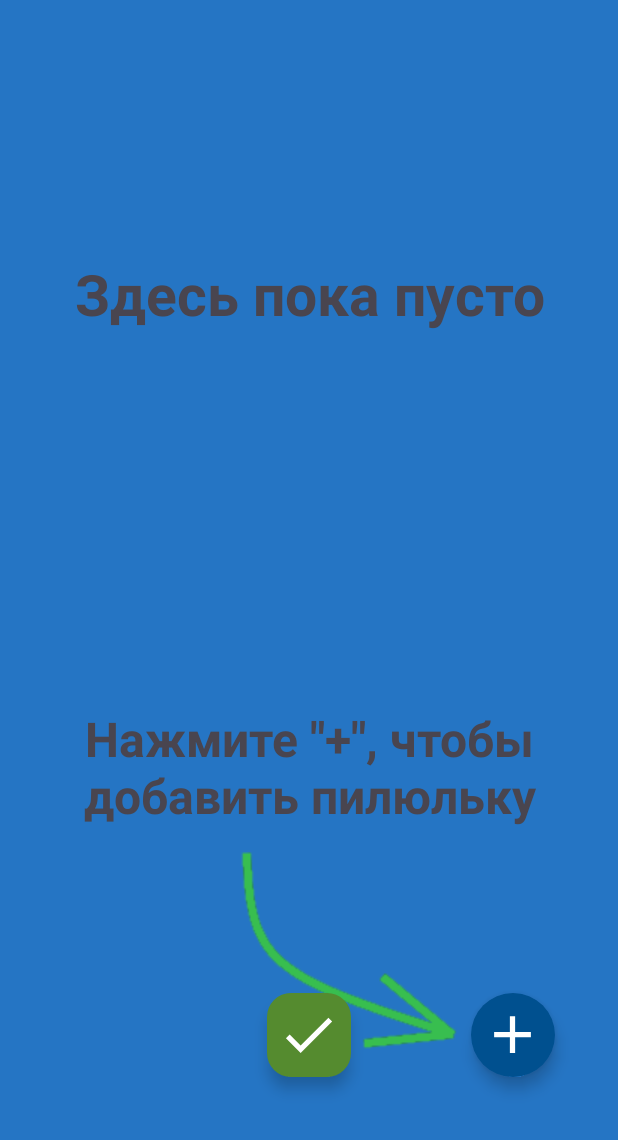
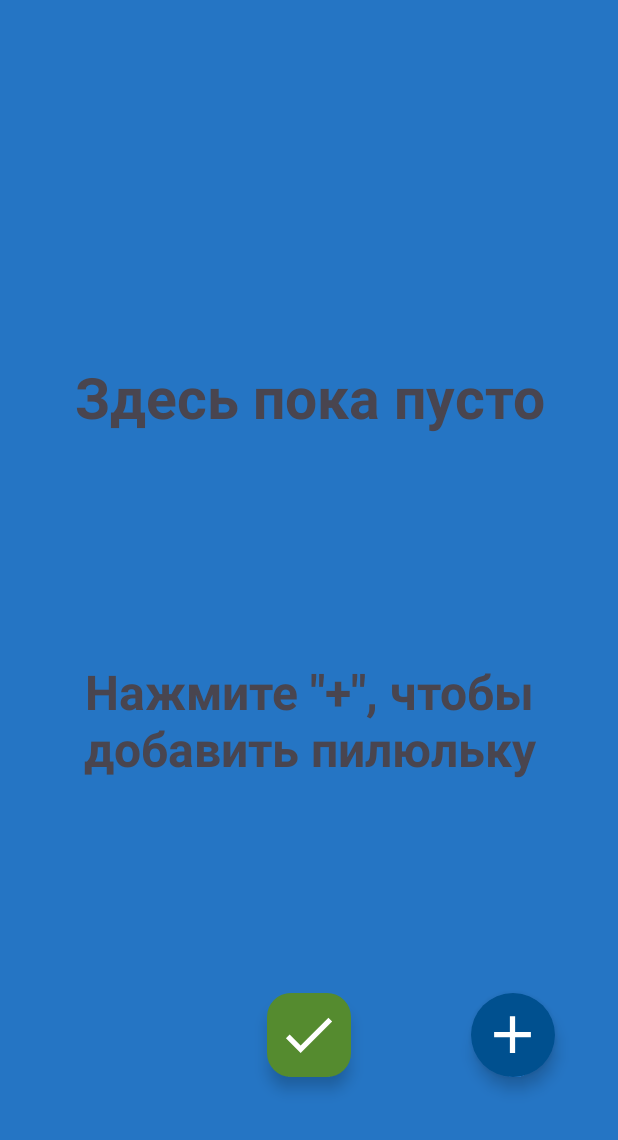
Before and after one commit to KotlyarovSergey/PillsNumberOne, an Android app: the screen it shows after launch (MainActivity), on a phone screen of 412 x 824 dp, the part 96-1236 px from its top. Run offline under Robolectric (Android 15) with nearby library versions, the phone set to English and light mode, and no system bars; our stand-ins replace Room's generated code, data binding.

Commit message:
transport commit

```diff
--- /dev/null
+++ b/app/src/main/java/com/ksv/pillsnumberone/ui/home/model/HomeState.kt
@@ -0,0 +1,11 @@
+package com.ksv.pillsnumberone.ui.home.model
+
+import com.ksv.pillsnumberone.entity.DataItem
+
+sealed interface HomeState {
+    data object Normal: HomeState
+    data object Empty: HomeState
+    class SetTime(val item: DataItem): HomeState
+    class ModifyItem(val item: DataItem): HomeState
+    class SelectItem(val item: DataItem): HomeState
+}
--- a/app/src/main/java/com/ksv/pillsnumberone/ui/home/model/HomeViewModel.kt
+++ b/app/src/main/java/com/ksv/pillsnumberone/ui/home/model/HomeViewModel.kt
@@ -37,13 +37,17 @@ class HomeViewModel(private val pillService: PillsService) : ViewModel() {
     private val _showEmptyDataHint = MutableStateFlow(false)
     val showEmptyDataHint = _showEmptyDataHint.asStateFlow()
 
+
+    private val _state = MutableStateFlow<HomeState>(HomeState.Normal)
+    val state = _state.asStateFlow()
+
     init {
         pillsFromDB.onEach {
-            //val dataItemList = createDataItemsList(it)
-            //_actualData.value = includeEditableItemToActualData(dataItemList)
             _actualData.value = createDataItemsList(it)
             includeSelectedPillIntoActualData()
             _showEmptyDataHint.value = _actualData.value.isEmpty()
+            _state.value = if (it.isEmpty()) HomeState.Empty else HomeState.Normal
+
         }.launchIn(viewModelScope)
     }
 
@@ -70,7 +74,7 @@ class HomeViewModel(private val pillService: PillsService) : ViewModel() {
 
     fun itemClick(item: DataItem) {
         if (item is DataItem.Pill) {
-            if (isEditMode.value){
+            if (isEditMode.value) {
                 if (item.id == selectedItemId) {
                     _modifiedPill.value = item
                 } else {
@@ -83,10 +87,14 @@ class HomeViewModel(private val pillService: PillsService) : ViewModel() {
     }
 
     fun itemLongClick(item: DataItem): Boolean {
-        if (selectedItemId == null) {
-            selectedItemId = (item as DataItem.Pill).id
-            //_actualData.value = includeEditableItemToActualData(_actualData.value)
-            includeSelectedPillIntoActualData()
+        if (item is DataItem.Pill) {
+            if (item.id != selectedItemId){
+                if (selectedItemId != null) {
+                    unselectItem(selectedItemId!!)
+                }
+                selectedItemId = item.id
+                includeSelectedPillIntoActualData()
+            }
         }
         return true
     }
@@ -103,7 +111,7 @@ class HomeViewModel(private val pillService: PillsService) : ViewModel() {
         _setTimeFor.value = null
     }
 
-    fun editDialogShowed(){
+    fun editDialogShowed() {
         _modifiedPill.value = null
     }
 
--- a/app/src/main/res/layout/fragment_home.xml
+++ b/app/src/main/res/layout/fragment_home.xml
@@ -11,6 +11,7 @@
             type="com.ksv.pillsnumberone.ui.home.model.HomeViewModel" />
 
         <import type="android.view.View" />
+        <import type="com.ksv.pillsnumberone.ui.home.model.HomeState"/>
     </data>
 
     <androidx.coordinatorlayout.widget.CoordinatorLayout
@@ -63,10 +64,31 @@
         <!--        android:nestedScrollingEnabled="false"-->
         <!--        app:shapeAppearance="?attr/shapeAppearance"-->
 
+        <com.google.android.material.floatingactionbutton.FloatingActionButton
+            android:id="@+id/add_button"
+            android:layout_width="wrap_content"
+            android:layout_height="wrap_content"
+            android:layout_gravity="end|bottom"
+            android:layout_margin="42dp"
+            android:backgroundTint="?attr/colorPrimary"
+            android:contentDescription="@string/floating_button_description"
+            android:src="@drawable/icon_add"
+            android:visibility="@{viewModel.isEditMode() ? View.GONE : View.VISIBLE}"
+            app:layout_constraintBottom_toBottomOf="parent"
+            app:layout_constraintEnd_toEndOf="parent"
+            app:maxImageSize="42dp"
+            app:shapeAppearance="?attr/shapeAppearance"
+            app:tint="#FFFFFF"
+            tools:visibility="visible" />
+        <!--        app:layout_behavior="com.google.android.material.behavior.HideBottomViewOnScrollBehavior"-->
+        <!--            android:nestedScrollingEnabled="false"-->
+
         <androidx.constraintlayout.widget.ConstraintLayout
             android:layout_width="match_parent"
             android:layout_height="match_parent"
+            android:visibility="@{viewModel.state instanceof HomeState.Empty ? View.VISIBLE : View.GONE}"
             tools:visibility="gone">
+<!--            android:visibility="@{viewModel.showEmptyDataHint ? View.VISIBLE : View.GONE}"-->
 
             <TextView
                 android:id="@+id/empty_list_text"
@@ -78,13 +100,13 @@
                 android:textAlignment="center"
                 android:textSize="38sp"
                 android:textStyle="bold"
-                android:visibility="@{viewModel.showEmptyDataHint ? View.VISIBLE : View.GONE}"
                 app:layout_constraintBottom_toBottomOf="parent"
-                app:layout_constraintBottom_toTopOf="@id/click_plus_text"
                 app:layout_constraintEnd_toEndOf="parent"
                 app:layout_constraintStart_toStartOf="parent"
                 app:layout_constraintTop_toTopOf="parent"
+                app:layout_constraintVertical_bias="0.4"
                 tools:visibility="visible" />
+            <!--                android:visibility="@{viewModel.showEmptyDataHint ? View.VISIBLE : View.GONE}"-->
 
             <TextView
                 android:id="@+id/click_plus_text"
@@ -96,43 +118,15 @@
                 android:textAlignment="center"
                 android:textSize="32sp"
                 android:textStyle="bold"
-                android:visibility="@{viewModel.showEmptyDataHint ? View.VISIBLE : View.GONE}"
-                app:layout_constraintBottom_toTopOf="@id/arrow"
+                app:layout_constraintBottom_toBottomOf="parent"
                 app:layout_constraintEnd_toEndOf="parent"
                 app:layout_constraintStart_toStartOf="parent"
+                app:layout_constraintTop_toBottomOf="@id/empty_list_text"
+                app:layout_constraintVertical_bias="0.4"
                 tools:visibility="visible" />
+            <!--                android:visibility="@{viewModel.showEmptyDataHint ? View.VISIBLE : View.GONE}"-->
 
-            <ImageView
-                android:id="@+id/arrow"
-                android:layout_width="wrap_content"
-                android:layout_height="wrap_content"
-                android:layout_gravity="bottom|center"
-                android:layout_marginEnd="8dp"
-                android:contentDescription="@string/button_add"
-                android:src="@drawable/arrow2"
-                android:visibility="@{viewModel.showEmptyDataHint ? View.VISIBLE : View.GONE}"
-                app:layout_constraintBottom_toBottomOf="@id/add_button"
-                app:layout_constraintEnd_toStartOf="@id/add_button"
-                tools:visibility="visible" />
 
-            <com.google.android.material.floatingactionbutton.FloatingActionButton
-                android:id="@+id/add_button"
-                android:layout_width="wrap_content"
-                android:layout_height="wrap_content"
-                android:layout_gravity="end|bottom"
-                android:layout_margin="42dp"
-                android:backgroundTint="?attr/colorPrimary"
-                android:contentDescription="@string/floating_button_description"
-                android:src="@drawable/icon_add"
-                android:visibility="@{viewModel.isEditMode() ? View.GONE : View.VISIBLE}"
-                app:layout_constraintBottom_toBottomOf="parent"
-                app:layout_constraintEnd_toEndOf="parent"
-                app:maxImageSize="42dp"
-                app:shapeAppearance="?attr/shapeAppearance"
-                app:tint="#FFFFFF"
-                tools:visibility="visible" />
-            <!--        app:layout_behavior="com.google.android.material.behavior.HideBottomViewOnScrollBehavior"-->
-            <!--            android:nestedScrollingEnabled="false"-->
         </androidx.constraintlayout.widget.ConstraintLayout>
 
     </androidx.coordinatorlayout.widget.CoordinatorLayout>
```
